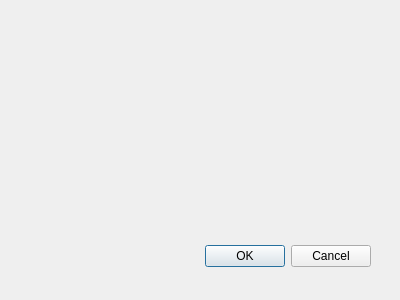
Old version of the form TPQtIntroduction/dialogaddemployee.ui in the repository Lydie-Pierrick/TP2-QT-INTRO.
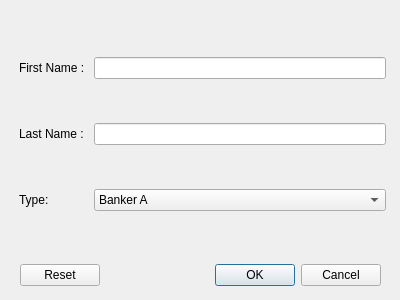
New version of the form.

Diff of the .ui file:
```diff
--- a/TPQtIntroduction/dialogaddemployee.ui
+++ b/TPQtIntroduction/dialogaddemployee.ui
@@ -15,21 +15,125 @@
   <property name="windowTitle">
    <string>Dialog</string>
   </property>
-  <widget name="buttonBox" class="QDialogButtonBox">
+  <widget class="QWidget" name="gridLayoutWidget">
    <property name="geometry">
     <rect>
-     <x>30</x>
-     <y>240</y>
-     <width>341</width>
-     <height>32</height>
+     <x>19</x>
+     <y>19</y>
+     <width>367</width>
+     <height>231</height>
     </rect>
    </property>
-   <property name="orientation">
-    <enum>Qt::Horizontal</enum>
+   <layout class="QGridLayout" name="gridLayout">
+    <item row="1" column="0">
+     <widget class="QLabel" name="label_lastName">
+      <property name="text">
+       <string>Last Name :</string>
+      </property>
+     </widget>
+    </item>
+    <item row="2" column="0">
+     <widget class="QLabel" name="label_type">
+      <property name="text">
+       <string>Type:</string>
+      </property>
+     </widget>
+    </item>
+    <item row="0" column="1">
+     <widget class="QLineEdit" name="lineEdit_firstName"/>
+    </item>
+    <item row="0" column="0">
+     <widget class="QLabel" name="label_firstName">
+      <property name="text">
+       <string>First Name : </string>
+      </property>
+     </widget>
+    </item>
+    <item row="1" column="1">
+     <widget class="QLineEdit" name="lineEdit_lastName"/>
+    </item>
+    <item row="2" column="1">
+     <widget class="QComboBox" name="comboBox">
+      <item>
+       <property name="text">
+        <string>Banker A</string>
+       </property>
+      </item>
+      <item>
+       <property name="text">
+        <string>Banker B</string>
+       </property>
+      </item>
+      <item>
+       <property name="text">
+        <string>Housing Insurer</string>
+       </property>
+      </item>
+      <item>
+       <property name="text">
+        <string>Car Insurer</string>
+       </property>
+      </item>
+      <item>
+       <property name="text">
+        <string>Life Insurer</string>
+       </property>
+      </item>
+      <item>
+       <property name="text">
+        <string>Computer Scientist</string>
+       </property>
+      </item>
+      <item>
+       <property name="text">
+        <string>Other</string>
+       </property>
+      </item>
+     </widget>
+    </item>
+   </layout>
+  </widget>
+  <widget class="QWidget" name="horizontalLayoutWidget">
+   <property name="geometry">
+    <rect>
+     <x>20</x>
+     <y>260</y>
+     <width>361</width>
+     <height>31</height>
+    </rect>
    </property>
-   <property name="standardButtons">
-    <set>QDialogButtonBox::Cancel|QDialogButtonBox::Ok</set>
-   </property>
+   <layout class="QHBoxLayout" name="horizontalLayout">
+    <item>
+     <widget class="QPushButton" name="pushBtn_reset">
+      <property name="text">
+       <string>Reset</string>
+      </property>
+     </widget>
+    </item>
+    <item>
+     <spacer name="horizontalSpacer">
+      <property name="orientation">
+       <enum>Qt::Horizontal</enum>
+      </property>
+      <property name="sizeHint" stdset="0">
+       <size>
+        <width>40</width>
+        <height>20</height>
+       </size>
+      </property>
+     </spacer>
+    </item>
+    <item>
+     <widget class="QDialogButtonBox" name="buttonBox">
+      <property name="orientation">
+       <enum>Qt::Horizontal</enum>
+      </property>
+      <property name="standardButtons">
+       <set>QDialogButtonBox::Cancel|QDialogButtonBox::Ok</set>
+      </property>
+     </widget>
+    </item>
+   </layout>
   </widget>
  </widget>
  <pixmapfunction/>
```
Left out of the diff: 7 changed lines with no effect on the pictures.
